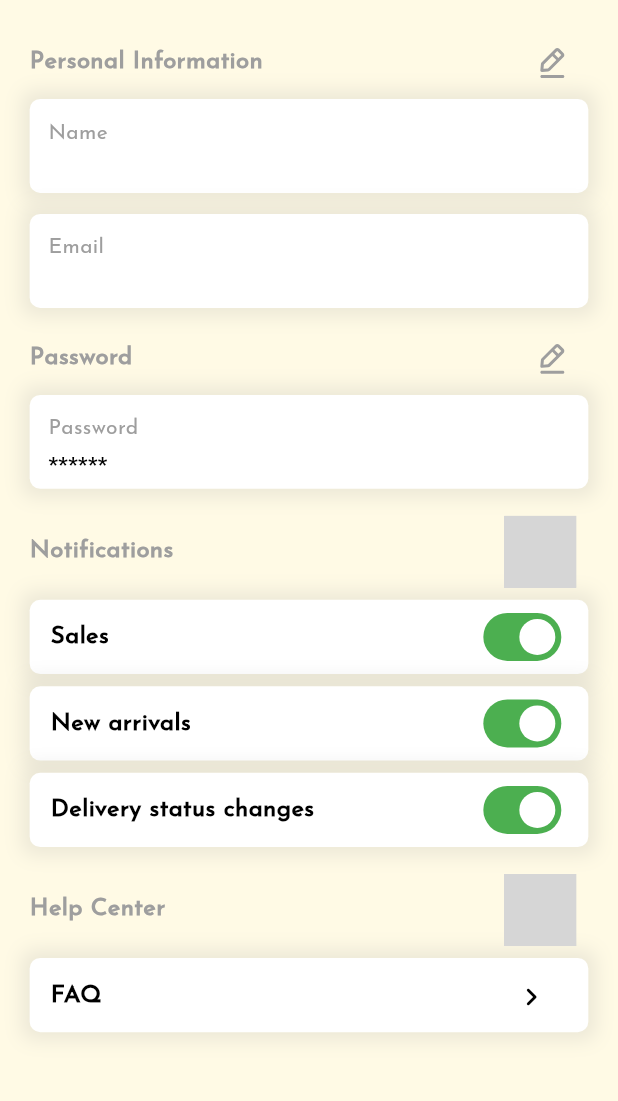
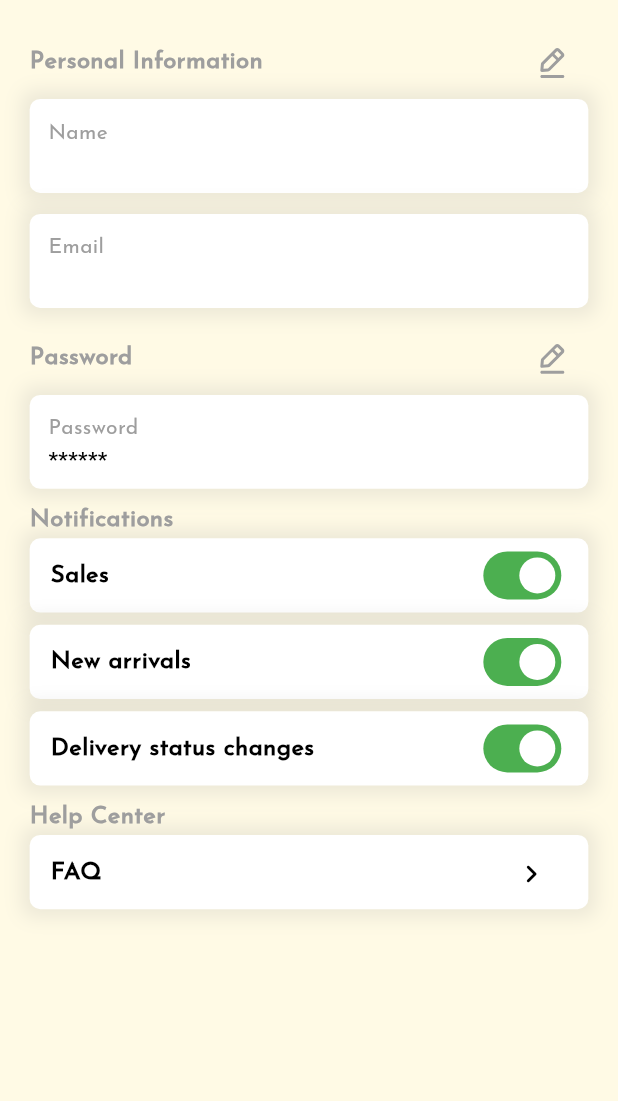
Before and after one commit to jeikai/furniture_client, a Flutter app: the SettingPage screen opened directly, on a phone screen of 412 x 824 dp, the part 57-1158 px from its top. Run offline on Flutter 3.47's test engine with Material 3 defaults, Android fonts, the phone set to English and light mode, and no system bars; our stand-ins replace cloud_firestore, date_format, dotted_border, firebase_auth, firebase_core, firebase_storage and 13 more; missing offline and left inert: dart:ffi, draggable_fab, number_text_input_formatter, pattern_formatter; accounts and stored records are empty; network calls fail; statements that could not run were skipped; grey boxes are pictures that could not be loaded.

```diff
--- a/lib/screen/product_detail/view/product_detail_page.dart
+++ b/lib/screen/product_detail/view/product_detail_page.dart
@@ -150,7 +150,7 @@ class ProductDetailPage extends GetView<ProductDetailController> {
               ),
               const SizedBox(width: 5),
               InkWell(
-                onTap: (){
+                onTap: () {
                   Get.to(
                     ReviewProductsPage(),
                     arguments: {'product': product},
@@ -371,7 +371,8 @@ class ProductDetailPage extends GetView<ProductDetailController> {
 
   Future addToCart(context) {
     // Check if the imagePath list is not null and not empty
-    String imagePath = (controller.product.imagePath != null && controller.product.imagePath!.isNotEmpty)
+    String imagePath = (controller.product.imagePath != null &&
+            controller.product.imagePath!.isNotEmpty)
         ? controller.product.imagePath![0]
         : ""; // Use an empty string or a placeholder image if the list is empty
 
@@ -398,5 +399,4 @@ class ProductDetailPage extends GetView<ProductDetailController> {
               width: controller.product.width,
             ));
   }
-
 }
--- a/lib/screen/setting/view/setting_page.dart
+++ b/lib/screen/setting/view/setting_page.dart
@@ -32,7 +32,9 @@ class SettingPage extends GetView<SettingController> {
       color: backgroundColor,
       width: Get.width,
       child: SingleChildScrollView(
-        child: Column(mainAxisSize: MainAxisSize.min, children: [
+        child: Column(
+          crossAxisAlignment: CrossAxisAlignment.start,
+          children: [
             titleEdit(personalInfo, icon_edit, () async {
               var result = await Get.to(EditProfilePage(), arguments: controller.users);
               if (result) controller.loadPage();
@@ -63,7 +65,8 @@ class SettingPage extends GetView<SettingController> {
             ),
             titleEdit(helpCenter, null, null),
             notiOptions(faq, null),
-        ]),
+          ],
+        ),
       ),
     );
   }
@@ -99,10 +102,11 @@ class SettingPage extends GetView<SettingController> {
             color: Colors.grey,
           ),
         ),
+        if (icon != null && icon.isNotEmpty) // Check if icon is not null or empty
           IconButton(
             onPressed: onPressed as void Function()?,
             icon: SvgPicture.asset(
-            icon.toString(),
+              icon,
               fit: BoxFit.scaleDown,
               color: Colors.grey,
             ),
@@ -114,7 +118,7 @@ class SettingPage extends GetView<SettingController> {
   Widget infoSetting(String title, String content) {
     return Container(
       width: Get.width,
-      height: Get.height * 0.076,
+      height: Get.height * 0.076, // Consider reducing this if needed
       decoration: BoxDecoration(
         borderRadius: BorderRadius.circular(7),
         color: Colors.white,
@@ -128,8 +132,12 @@ class SettingPage extends GetView<SettingController> {
       ),
       child: Padding(
         padding: EdgeInsets.all(Get.height * 0.015),
-        child: Column(crossAxisAlignment: CrossAxisAlignment.start, children: [
-          Text(
+        child: Column(
+          crossAxisAlignment: CrossAxisAlignment.start,
+          mainAxisAlignment: MainAxisAlignment.center, // Center content vertically
+          children: [
+            Flexible( // Makes the content flexible
+              child: Text(
                 title.toString(),
                 style: TextStyle(
                   fontFamily: jose_fin_sans,
@@ -138,20 +146,24 @@ class SettingPage extends GetView<SettingController> {
                   color: Colors.grey,
                 ),
               ),
+            ),
             SizedBox(height: Get.height * 0.005),
-          Text(
+            Flexible( // Makes the content flexible
+              child: Text(
                 content.toString(),
                 style: const TextStyle(
                   fontWeight: FontWeight.w600,
                   fontSize: 14,
                 ),
               ),
-        ]),
+            ),
+          ],
+        ),
       ),
     );
   }
 
-  Widget notiOptions(String title, bool? opstion) {
+  Widget notiOptions(String title, bool? option) {
     return Container(
       width: Get.width,
       height: Get.height * 0.06,
@@ -168,7 +180,9 @@ class SettingPage extends GetView<SettingController> {
       ),
       child: Padding(
         padding: EdgeInsets.all(Get.height * 0.017),
-        child: Row(mainAxisAlignment: MainAxisAlignment.spaceBetween, children: [
+        child: Row(
+            mainAxisAlignment: MainAxisAlignment.spaceBetween,
+            children: [
               Text(
                 title.toString(),
                 style: TextStyle(
@@ -177,7 +191,7 @@ class SettingPage extends GetView<SettingController> {
                   fontSize: 16,
                 ),
               ),
-          opstion == true
+              option == true
                   ? Switch(
                 value: controller.isSwitched,
                 onChanged: (bool value) {
@@ -191,7 +205,8 @@ class SettingPage extends GetView<SettingController> {
                 onPressed: () {},
                 icon: const Icon(Icons.keyboard_arrow_right_rounded),
               )
-        ]),
+            ]
+        ),
       ),
     );
   }
```
Also changed, not shown: lib/screen/cart/view/cart_page.dart (+12 -7 lines), lib/screen/favorite/view/favorite_page.dart (+18 -8 lines). Lines whose indentation alone changed are shown as unchanged.
